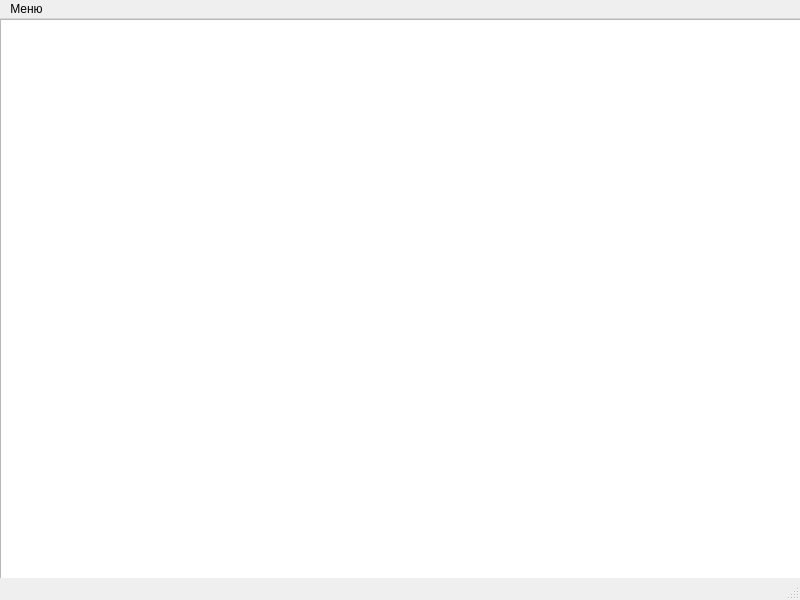
The window that test2.ui (sampletext117/Hex-redactor) describes before a commit, drawn with Qt 5.
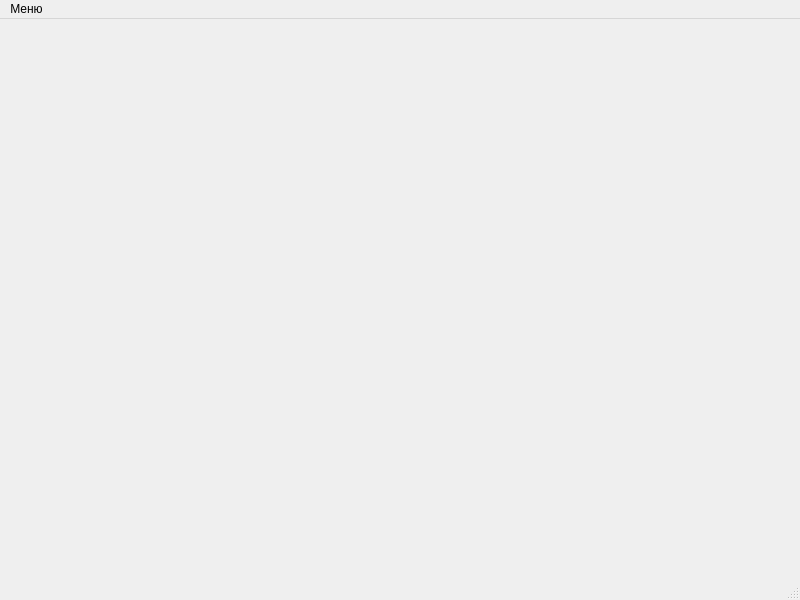
The same window after the commit.

```diff
--- a/test2.ui
+++ b/test2.ui
@@ -13,18 +13,7 @@
   <property name="windowTitle">
    <string>MainWindow</string>
   </property>
-  <widget class="QWidget" name="centralwidget">
-   <widget class="QTextEdit" name="textEdit">
-    <property name="geometry">
-     <rect>
-      <x>0</x>
-      <y>0</y>
-      <width>801</width>
-      <height>581</height>
-     </rect>
-    </property>
-   </widget>
-  </widget>
+  <widget class="QWidget" name="centralwidget"/>
   <widget class="QMenuBar" name="menubar">
    <property name="geometry">
     <rect>
```
Left out of the diff: 2 changed lines with no effect on the pictures.
